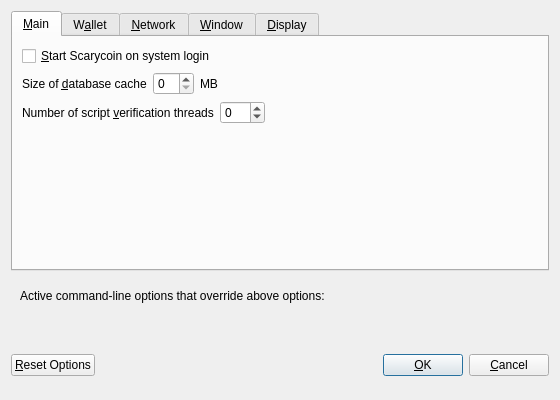
Old version of the form src/qt/forms/optionsdialog.ui in the repository glaspe/sidecoin.
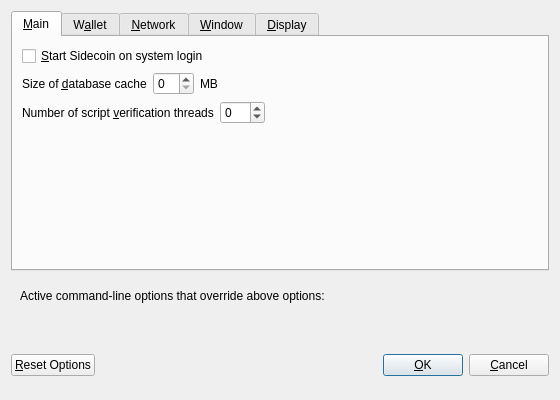
New version of the form. Custom widgets are drawn as their Qt base class.

Patch:
```diff
--- a/src/qt/forms/optionsdialog.ui
+++ b/src/qt/forms/optionsdialog.ui
@@ -33,7 +33,7 @@
           <string>Automatically start Scarycoin after logging in to the system.</string>
          </property>
          <property name="text">
-          <string>&amp;Start Scarycoin on system login</string>
+          <string>&amp;Start Sidecoin on system login</string>
          </property>
         </widget>
        </item>
```
Left out of the diff: 18 changed lines with no effect on the pictures.
